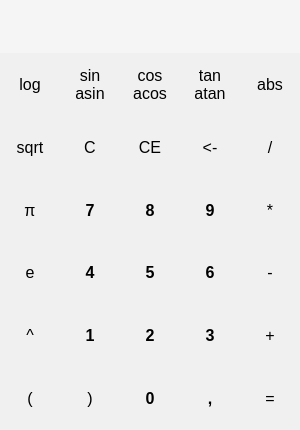
First picture: the form in mainwindow.ui, repository Octtoc/QT-Calc, before the edit.
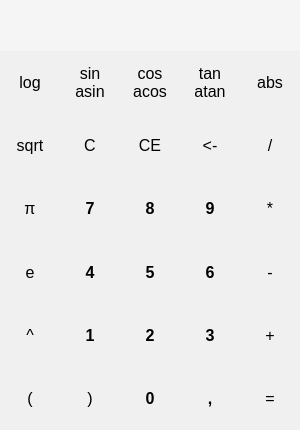
Second picture: the form after the edit. Custom widgets are drawn as their Qt base class.

```diff
--- a/mainwindow.ui
+++ b/mainwindow.ui
@@ -349,6 +349,9 @@
         <property name="text">
          <string>9</string>
         </property>
+        <property name="checked">
+         <bool>false</bool>
+        </property>
        </widget>
       </item>
       <item row="6" column="5">
@@ -651,10 +654,10 @@
       </property>
       <property name="font">
        <font>
-        <family>SimSun-ExtB</family>
-        <pointsize>28</pointsize>
-        <weight>75</weight>
-        <bold>true</bold>
+        <family>Small Fonts</family>
+        <pointsize>26</pointsize>
+        <weight>50</weight>
+        <bold>false</bold>
        </font>
       </property>
       <property name="styleSheet">
```
Left out of the diff: 340 changed lines with no effect on the pictures.
